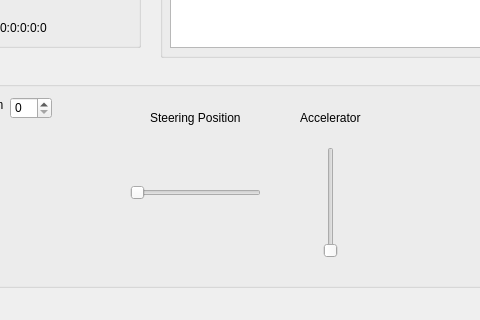
Qt form Modules/gui/ui/SuperCarWindow.ui (marcontex8/MCSuperCar) before a commit; both pictures show x 90 to 570 and y 232 to 552 of the 654 by 552 pixel window.
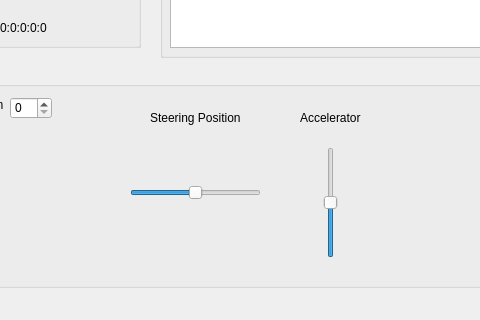
The same form after that commit.

The edit to the form file:
```diff
--- a/Modules/gui/ui/SuperCarWindow.ui
+++ b/Modules/gui/ui/SuperCarWindow.ui
@@ -289,6 +289,12 @@
        <height>31</height>
       </rect>
      </property>
+     <property name="minimum">
+      <number>-1000</number>
+     </property>
+     <property name="maximum">
+      <number>1000</number>
+     </property>
      <property name="orientation">
       <enum>Qt::Horizontal</enum>
      </property>
@@ -302,6 +308,15 @@
        <height>111</height>
       </rect>
      </property>
+     <property name="minimum">
+      <number>-1000</number>
+     </property>
+     <property name="maximum">
+      <number>1000</number>
+     </property>
+     <property name="singleStep">
+      <number>1</number>
+     </property>
      <property name="orientation">
       <enum>Qt::Vertical</enum>
      </property>
```
